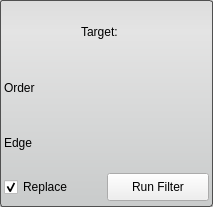
The window that Interface/ToolInterface/IntensityCorrectionFilterInterface.ui (jessdtate/Seg3D) describes before a commit, drawn with Qt 5.
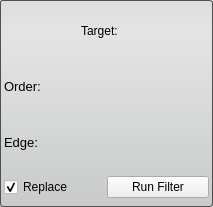
The same window after the commit.

```diff
--- a/Interface/ToolInterface/IntensityCorrectionFilterInterface.ui
+++ b/Interface/ToolInterface/IntensityCorrectionFilterInterface.ui
@@ -40,7 +40,7 @@
   </property>
   <layout class="QVBoxLayout" name="verticalLayout">
    <property name="spacing">
-    <number>0</number>
+    <number>2</number>
    </property>
    <property name="margin">
     <number>4</number>
@@ -75,24 +75,16 @@
     <layout class="QHBoxLayout" name="orderHLayout_top">
      <item>
       <widget class="QLabel" name="orderLabel">
+       <property name="font">
+        <font>
+         <pointsize>10</pointsize>
+        </font>
+       </property>
        <property name="text">
-        <string>Order</string>
+        <string>Order:</string>
        </property>
       </widget>
      </item>
-     <item>
-      <spacer name="orderHSpacer">
-       <property name="orientation">
-        <enum>Qt::Horizontal</enum>
-       </property>
-       <property name="sizeHint" stdset="0">
-        <size>
-         <width>40</width>
-         <height>20</height>
-        </size>
-       </property>
-      </spacer>
-     </item>
     </layout>
    </item>
    <item>
@@ -102,42 +94,44 @@
     <layout class="QHBoxLayout" name="edgeHLayout_top">
      <item>
       <widget class="QLabel" name="edgeLabel">
+       <property name="font">
+        <font>
+         <pointsize>10</pointsize>
+        </font>
+       </property>
        <property name="text">
-        <string>Edge</string>
+        <string>Edge:</string>
        </property>
       </widget>
      </item>
-     <item>
-      <spacer name="edgeHSpacer">
-       <property name="orientation">
-        <enum>Qt::Horizontal</enum>
-       </property>
-       <property name="sizeHint" stdset="0">
-        <size>
-         <width>40</width>
-         <height>20</height>
-        </size>
-       </property>
-      </spacer>
-     </item>
     </layout>
    </item>
    <item>
     <layout class="QHBoxLayout" name="edgeHLayout_bottom"/>
    </item>
    <item>
-    <layout class="QHBoxLayout" name="replaceRunLayout">
+    <widget class="QWidget" name="replaceRunWidget" native="true">
+     <property name="minimumSize">
+      <size>
+       <width>0</width>
+       <height>32</height>
+      </size>
+     </property>
+     <property name="maximumSize">
+      <size>
+       <width>16777215</width>
+       <height>32</height>
+      </size>
+     </property>
+     <layout class="QHBoxLayout" name="horizontalLayout" stretch="1,1">
      <property name="spacing">
       <number>0</number>
      </property>
+      <property name="margin">
+       <number>0</number>
+      </property>
      <item>
       <widget class="QCheckBox" name="replaceCheckBox">
-       <property name="minimumSize">
-        <size>
-         <width>0</width>
-         <height>32</height>
-        </size>
-       </property>
        <property name="text">
         <string>Replace</string>
        </property>
@@ -148,24 +142,13 @@
      </item>
      <item>
       <widget class="QPushButton" name="runFilterButton">
-       <property name="minimumSize">
-        <size>
-         <width>0</width>
-         <height>28</height>
-        </size>
-       </property>
-       <property name="maximumSize">
-        <size>
-         <width>16777215</width>
-         <height>28</height>
-        </size>
-       </property>
        <property name="text">
         <string>Run Filter</string>
        </property>
       </widget>
      </item>
     </layout>
+    </widget>
    </item>
   </layout>
  </widget>
```
Lines whose indentation alone changed are shown as unchanged.
